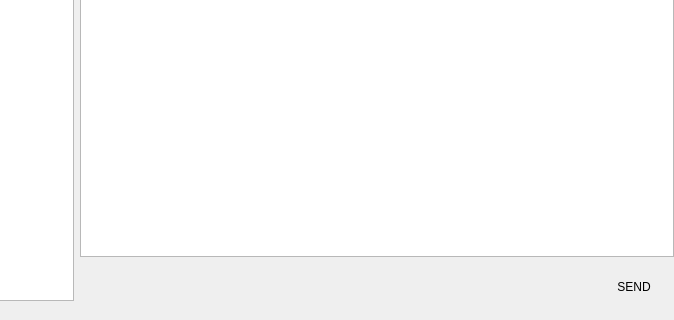
First picture: the form in BlockSettleUILib/ChatWidget.ui, repository BlockSettle/terminal, before the edit; both pictures show x 126 to 800 and y 346 to 666 of the 1006 by 666 pixel window.
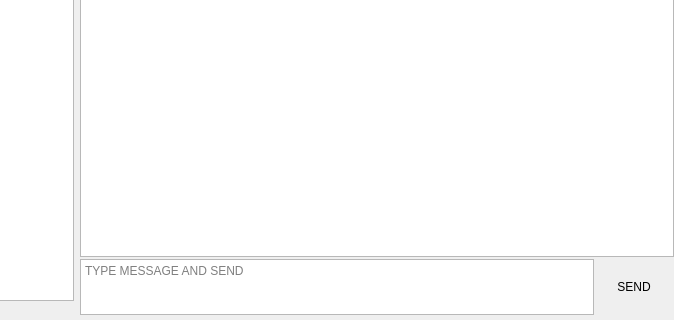
Second picture: the form after the edit. Custom widgets are drawn as their Qt base class.

Commit message: Stylesheed and custom style delegate for users list view

```diff
--- a/BlockSettleUILib/ChatWidget.ui
+++ b/BlockSettleUILib/ChatWidget.ui
@@ -98,7 +98,7 @@
         <number>0</number>
        </property>
        <item>
-        <widget class="QFrame" name="roomsFrame">
+        <widget class="QFrame" name="usersFrame">
          <property name="headerPanel" stdset="0">
           <bool>false</bool>
          </property>
@@ -351,7 +351,7 @@
               <number>0</number>
              </property>
              <item>
-              <widget class="BSChatInput" name="input_textEdit" native="true">
+              <widget class="BSChatInput" name="input_textEdit">
                <property name="sizePolicy">
                 <sizepolicy hsizetype="Expanding" vsizetype="Preferred">
                  <horstretch>0</horstretch>
@@ -401,7 +401,7 @@
         </widget>
        </item>
        <item>
-        <widget class="QFrame" name="usersFrame">
+        <widget class="QFrame" name="roomsFrame">
          <property name="autoFillBackground">
           <bool>false</bool>
          </property>
@@ -504,11 +504,6 @@
    <extends>QTextEdit</extends>
    <header location="global">BSChatInput.h</header>
   </customwidget>
-  <customwidget>
-   <class>BSChatInput</class>
-   <extends>QWidget</extends>
-   <header>bschatinput.h</header>
-  </customwidget>
  </customwidgets>
  <resources/>
  <connections/>
```
Left out of the diff: 8 changed lines with no effect on the pictures. The commit also changes 5 other files.
